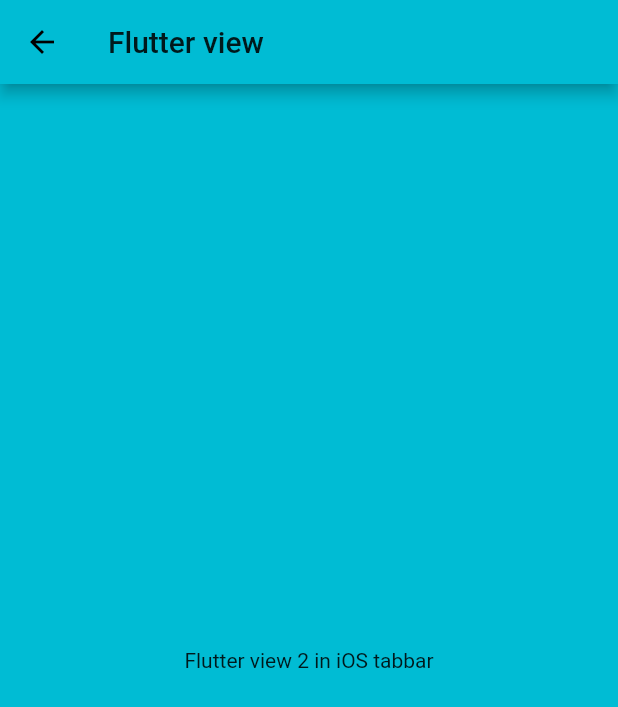
After one commit to BMilliet/iOS_Flutter_integration, a Flutter app: the InitialFifthView screen opened directly, on a phone screen of 412 x 824 dp. The commit adds this screen. Shown: the top 707 px of the screen. Run offline on Flutter 3.47's test engine with Material 2 defaults, Android fonts, the phone set to English and light mode, and no system bars.

Commit message:
tabbar mixed ios flutter

```diff
--- a/flutter_app/lib/routes/initial_router.dart
+++ b/flutter_app/lib/routes/initial_router.dart
@@ -1,5 +1,7 @@
 import 'package:flutter_app/views/helper_views/error_view.dart';
+import 'package:flutter_app/views/initial_views/initial_fifth_view.dart';
 import 'package:flutter_app/views/initial_views/initial_first_view.dart';
+import 'package:flutter_app/views/initial_views/initial_fourth_view.dart';
 import 'package:flutter_app/views/initial_views/initial_second_view.dart';
 import 'package:flutter_app/views/helper_views/main_view.dart';
 import 'package:flutter_app/views/initial_views/initial_third_view.dart';
@@ -13,6 +15,10 @@ class InitialRoute {
         return MainView(InitialSecondView());
       case "initialThirdView":
         return MainView(InitialThirdView());
+      case "initialFourthView":
+        return MainView(InitialFourthView());
+      case "initialFifthView":
+        return MainView(InitialFifthView());
       default:
         return MainView(ErrorView());
     }
--- /dev/null
+++ b/flutter_app/lib/views/initial_views/initial_fifth_view.dart
@@ -0,0 +1,28 @@
+import 'package:flutter/cupertino.dart';
+import 'package:flutter/material.dart';
+
+class InitialFifthView extends StatefulWidget {
+  _InitialFifthViewState createState() => _InitialFifthViewState();
+}
+
+class _InitialFifthViewState extends State<InitialFifthView> {
+  @override
+  Widget build(BuildContext context) {
+    return Scaffold(appBar: _appBar(), body: _body());
+  }
+
+  AppBar _appBar() {
+    return AppBar(
+      title: Text("Flutter view"),
+    );
+  }
+
+  Widget _body() {
+    return Container(
+        color: Colors.cyan,
+        child: Center(
+            child: Container(
+          child: Text("Flutter view 2 in iOS tabbar"),
+        )));
+  }
+}
```
Also changed, not shown: flutter_app/lib/views/initial_views/initial_fourth_view.dart (added, +28 -0 lines), 4 other files.
